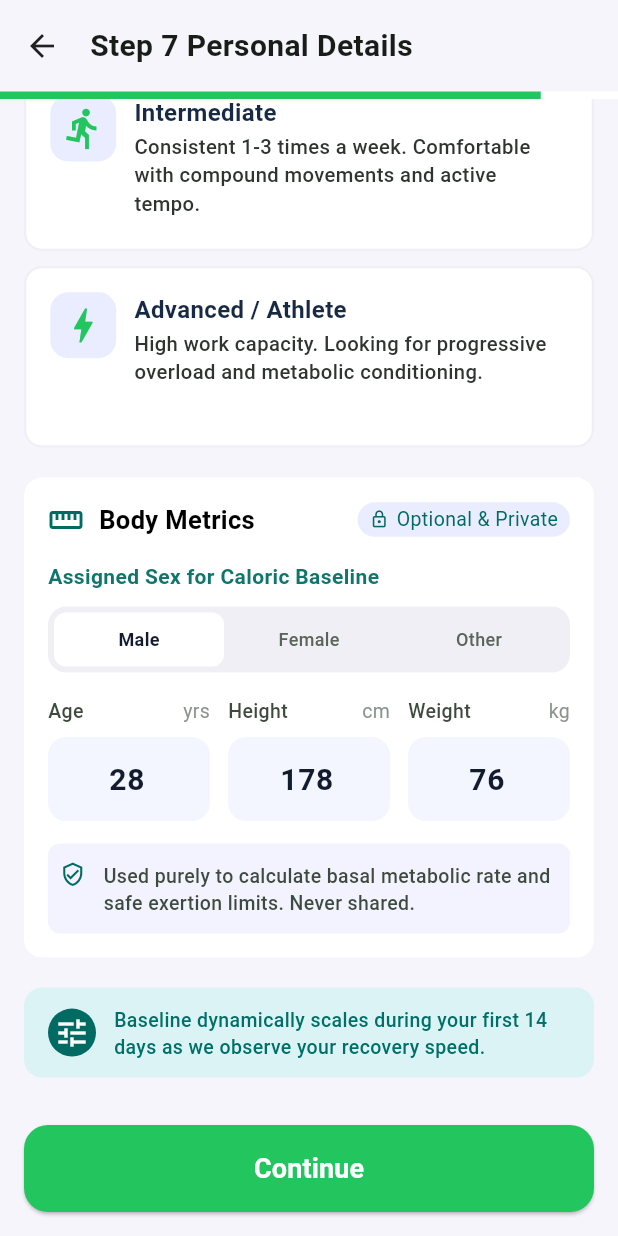
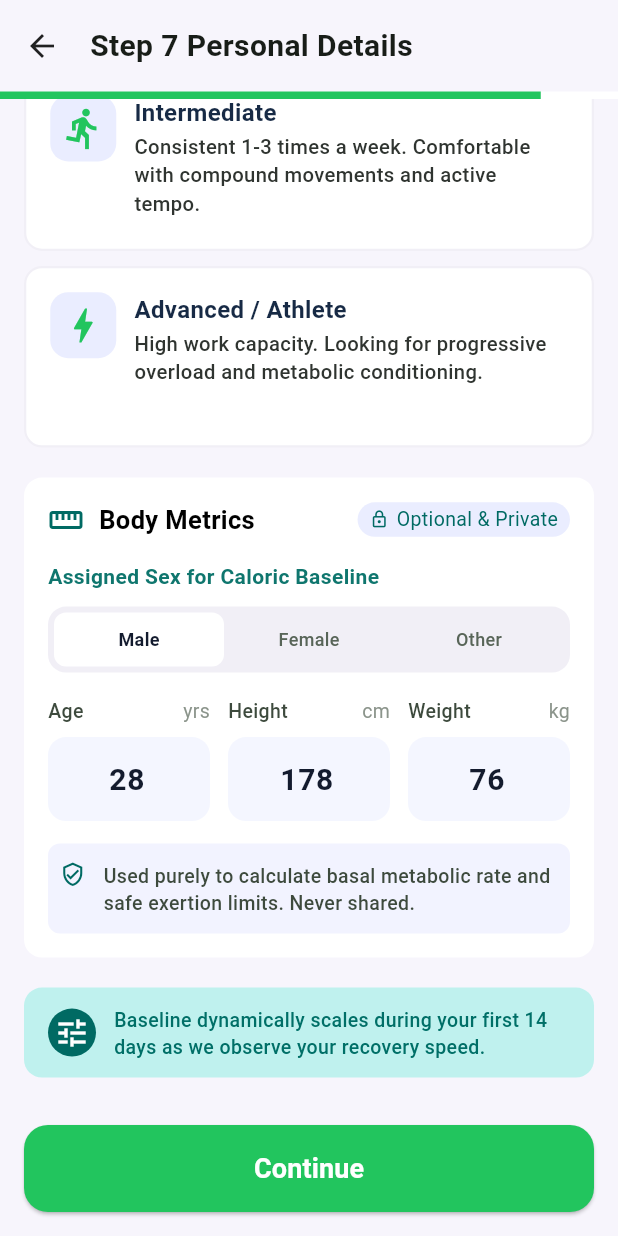
Before and after one commit to mohamedkiilany/OptiLife, a Flutter app: the FitnessBaselinePage screen opened by its route, scrolled down 351 dp, on a phone screen of 412 x 824 dp. Run offline on Flutter 3.47's test engine with Material 3 defaults, Android fonts, the phone set to English and light mode, and no system bars; our stand-ins replace bloc, flutter_bloc, go_router.

Commit message:
updates values

```diff
--- a/lib/features/final_wizard/pages/fitness_baseline_page.dart
+++ b/lib/features/final_wizard/pages/fitness_baseline_page.dart
@@ -143,8 +143,8 @@ class _FitnessBaselinePageState extends State<FitnessBaselinePage> {
                       InfoBox(
                         icon: Icons.tune,
                         iconSize: 24,
-                        backgroundColor: AppColors.screenchipBg.withOpacity(
-                          0.3,
+                        backgroundColor: AppColors.screenchipBg.withValues(
+                          alpha: 0.6,
                         ),
                         textColor: Color(0xff006F67),
                         borderRadius: 12,
--- a/lib/features/progress/presentation/pages/available_time_screen.dart
+++ b/lib/features/progress/presentation/pages/available_time_screen.dart
@@ -4,7 +4,6 @@ import 'package:optilife_app/core/router/app_router.dart';
 import 'package:optilife_app/core/theme/app_colors.dart';
 import 'package:optilife_app/features/progress/data/progress_options.dart';
 import 'package:optilife_app/features/progress/presentation/controllers/progress_selection_controller.dart';
-import 'package:optilife_app/features/progress/presentation/widgets/goal_option_card.dart';
 import 'package:optilife_app/features/progress/presentation/widgets/progress_continue_button.dart';
 import 'package:optilife_app/features/progress/presentation/widgets/progress_info_widgets.dart';
 import 'package:optilife_app/features/progress/presentation/widgets/time_option_card.dart';
```
